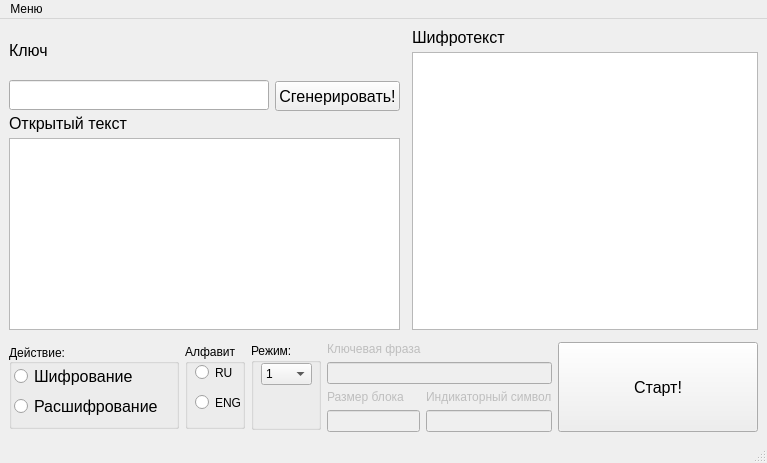
Qt form UI/mainwindow.ui (niksankin/Alberti) before a commit.
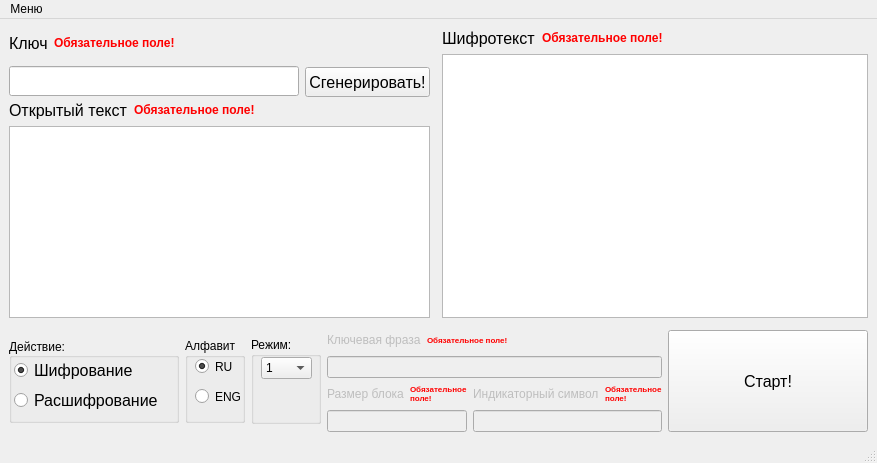
The same form after that commit.

What changed in the file:
```diff
--- a/UI/mainwindow.ui
+++ b/UI/mainwindow.ui
@@ -6,7 +6,7 @@
    <rect>
     <x>0</x>
     <y>0</y>
-    <width>767</width>
+    <width>824</width>
     <height>463</height>
    </rect>
   </property>
@@ -31,9 +31,14 @@
         <item>
          <layout class="QVBoxLayout" name="keyLayout">
           <item>
+           <layout class="QHBoxLayout" name="horizontalLayout">
+            <property name="sizeConstraint">
+             <enum>QLayout::SetDefaultConstraint</enum>
+            </property>
+            <item>
            <widget class="QLabel" name="key_label">
             <property name="sizePolicy">
-             <sizepolicy hsizetype="Maximum" vsizetype="Preferred">
+               <sizepolicy hsizetype="Minimum" vsizetype="Preferred">
               <horstretch>0</horstretch>
               <verstretch>0</verstretch>
              </sizepolicy>
@@ -67,6 +72,83 @@
            </widget>
           </item>
           <item>
+             <widget class="QLabel" name="keyRequired">
+              <property name="enabled">
+               <bool>true</bool>
+              </property>
+              <property name="maximumSize">
+               <size>
+                <width>150</width>
+                <height>44</height>
+               </size>
+              </property>
+              <property name="palette">
+               <palette>
+                <active>
+                 <colorrole role="WindowText">
+                  <brush brushstyle="SolidPattern">
+                   <color alpha="255">
+                    <red>255</red>
+                    <green>0</green>
+                    <blue>0</blue>
+                   </color>
+                  </brush>
+                 </colorrole>
+                </active>
+                <inactive>
+                 <colorrole role="WindowText">
+                  <brush brushstyle="SolidPattern">
+                   <color alpha="255">
+                    <red>255</red>
+                    <green>0</green>
+                    <blue>0</blue>
+                   </color>
+                  </brush>
+                 </colorrole>
+                </inactive>
+                <disabled>
+                 <colorrole role="WindowText">
+                  <brush brushstyle="SolidPattern">
+                   <color alpha="255">
+                    <red>120</red>
+                    <green>120</green>
+                    <blue>120</blue>
+                   </color>
+                  </brush>
+                 </colorrole>
+                </disabled>
+               </palette>
+              </property>
+              <property name="font">
+               <font>
+                <weight>75</weight>
+                <bold>true</bold>
+               </font>
+              </property>
+              <property name="text">
+               <string>&lt;html&gt;&lt;head/&gt;&lt;body&gt;&lt;p&gt;Обязательное поле!&lt;/p&gt;&lt;/body&gt;&lt;/html&gt;</string>
+              </property>
+              <property name="alignment">
+               <set>Qt::AlignLeading|Qt::AlignLeft|Qt::AlignVCenter</set>
+              </property>
+             </widget>
+            </item>
+            <item>
+             <spacer name="horizontalSpacer">
+              <property name="orientation">
+               <enum>Qt::Horizontal</enum>
+              </property>
+              <property name="sizeHint" stdset="0">
+               <size>
+                <width>40</width>
+                <height>20</height>
+               </size>
+              </property>
+             </spacer>
+            </item>
+           </layout>
+          </item>
+          <item>
            <layout class="QHBoxLayout" name="keyEditLayout">
             <item>
              <widget class="QLineEdit" name="key_edit">
@@ -135,6 +217,8 @@
         <item>
          <layout class="QVBoxLayout" name="openTextLayout">
           <item>
+           <layout class="QHBoxLayout" name="horizontalLayout_6">
+            <item>
            <widget class="QLabel" name="openText_label">
             <property name="sizePolicy">
              <sizepolicy hsizetype="Maximum" vsizetype="Preferred">
@@ -165,6 +249,74 @@
            </widget>
           </item>
           <item>
+             <widget class="QLabel" name="openTextRequired">
+              <property name="enabled">
+               <bool>true</bool>
+              </property>
+              <property name="maximumSize">
+               <size>
+                <width>150</width>
+                <height>44</height>
+               </size>
+              </property>
+              <property name="palette">
+               <palette>
+                <active>
+                 <colorrole role="WindowText">
+                  <brush brushstyle="SolidPattern">
+                   <color alpha="255">
+                    <red>255</red>
+                    <green>0</green>
+                    <blue>0</blue>
+                   </color>
+                  </brush>
+                 </colorrole>
+                </active>
+                <inactive>
+                 <colorrole role="WindowText">
+                  <brush brushstyle="SolidPattern">
+                   <color alpha="255">
+                    <red>255</red>
+                    <green>0</green>
+                    <blue>0</blue>
+                   </color>
+                  </brush>
+                 </colorrole>
+                </inactive>
+                <disabled>
+                 <colorrole role="WindowText">
+                  <brush brushstyle="SolidPattern">
+                   <color alpha="255">
+                    <red>120</red>
+                    <green>120</green>
+                    <blue>120</blue>
+                   </color>
+                  </brush>
+                 </colorrole>
+                </disabled>
+               </palette>
+              </property>
+              <property name="text">
+               <string>&lt;html&gt;&lt;head/&gt;&lt;body&gt;&lt;p&gt;&lt;span style=&quot; font-weight:600;&quot;&gt;Обязательное поле!&lt;/span&gt;&lt;/p&gt;&lt;/body&gt;&lt;/html&gt;</string>
+              </property>
+             </widget>
+            </item>
+            <item>
+             <spacer name="horizontalSpacer_2">
+              <property name="orientation">
+               <enum>Qt::Horizontal</enum>
+              </property>
+              <property name="sizeHint" stdset="0">
+               <size>
+                <width>40</width>
+                <height>20</height>
+               </size>
+              </property>
+             </spacer>
+            </item>
+           </layout>
+          </item>
+          <item>
            <widget class="QPlainTextEdit" name="openText_edit">
             <property name="sizePolicy">
              <sizepolicy hsizetype="Expanding" vsizetype="Minimum">
@@ -189,6 +341,8 @@
       <item>
        <layout class="QVBoxLayout" name="rightBlockLayout">
         <item>
+         <layout class="QHBoxLayout" name="horizontalLayout_7">
+          <item>
          <widget class="QLabel" name="cipherText_label">
           <property name="sizePolicy">
            <sizepolicy hsizetype="Maximum" vsizetype="Preferred">
@@ -225,6 +379,74 @@
          </widget>
         </item>
         <item>
+           <widget class="QLabel" name="cipherTextRequired">
+            <property name="enabled">
+             <bool>true</bool>
+            </property>
+            <property name="maximumSize">
+             <size>
+              <width>150</width>
+              <height>44</height>
+             </size>
+            </property>
+            <property name="palette">
+             <palette>
+              <active>
+               <colorrole role="WindowText">
+                <brush brushstyle="SolidPattern">
+                 <color alpha="255">
+                  <red>255</red>
+                  <green>0</green>
+                  <blue>0</blue>
+                 </color>
+                </brush>
+               </colorrole>
+              </active>
+              <inactive>
+               <colorrole role="WindowText">
+                <brush brushstyle="SolidPattern">
+                 <color alpha="255">
+                  <red>255</red>
+                  <green>0</green>
+                  <blue>0</blue>
+                 </color>
+                </brush>
+               </colorrole>
+              </inactive>
+              <disabled>
+               <colorrole role="WindowText">
+                <brush brushstyle="SolidPattern">
+                 <color alpha="255">
+                  <red>120</red>
+                  <green>120</green>
+                  <blue>120</blue>
+                 </color>
+                </brush>
+               </colorrole>
+              </disabled>
+             </palette>
+            </property>
+            <property name="text">
+             <string>&lt;html&gt;&lt;head/&gt;&lt;body&gt;&lt;p&gt;&lt;span style=&quot; font-weight:600;&quot;&gt;Обязательное поле!&lt;/span&gt;&lt;/p&gt;&lt;/body&gt;&lt;/html&gt;</string>
+            </property>
+           </widget>
+          </item>
+          <item>
+           <spacer name="horizontalSpacer_3">
+            <property name="orientation">
+             <enum>Qt::Horizontal</enum>
+            </property>
+            <property name="sizeHint" stdset="0">
+             <size>
+              <width>40</width>
+              <height>20</height>
+             </size>
+            </property>
+           </spacer>
+          </item>
+         </layout>
+        </item>
+        <item>
          <widget class="QPlainTextEdit" name="cipherText_edit">
           <property name="cursor" stdset="0">
            <cursorShape>IBeamCursor</cursorShape>
@@ -294,6 +516,9 @@
               <property name="text">
                <string>Шифрование</string>
               </property>
+              <property name="checked">
+               <bool>true</bool>
+              </property>
              </widget>
             </item>
             <item>
@@ -347,6 +572,9 @@
            <property name="text">
             <string>RU</string>
            </property>
+           <property name="checked">
+            <bool>true</bool>
+           </property>
           </widget>
           <widget class="QRadioButton" name="radioButton_6">
            <property name="geometry">
@@ -437,6 +665,8 @@
           <item row="1" column="0">
            <layout class="QVBoxLayout" name="blockSizeLayout">
             <item>
+             <layout class="QHBoxLayout" name="horizontalLayout_9">
+              <item>
              <widget class="QLabel" name="blockSize_label">
               <property name="enabled">
                <bool>false</bool>
@@ -447,6 +677,74 @@
              </widget>
             </item>
             <item>
+               <widget class="QLabel" name="blockSizeRequired">
+                <property name="maximumSize">
+                 <size>
+                  <width>150</width>
+                  <height>44</height>
+                 </size>
+                </property>
+                <property name="palette">
+                 <palette>
+                  <active>
+                   <colorrole role="WindowText">
+                    <brush brushstyle="SolidPattern">
+                     <color alpha="255">
+                      <red>255</red>
+                      <green>0</green>
+                      <blue>0</blue>
+                     </color>
+                    </brush>
+                   </colorrole>
+                  </active>
+                  <inactive>
+                   <colorrole role="WindowText">
+                    <brush brushstyle="SolidPattern">
+                     <color alpha="255">
+                      <red>255</red>
+                      <green>0</green>
+                      <blue>0</blue>
+                     </color>
+                    </brush>
+                   </colorrole>
+                  </inactive>
+                  <disabled>
+                   <colorrole role="WindowText">
+                    <brush brushstyle="SolidPattern">
+                     <color alpha="255">
+                      <red>120</red>
+                      <green>120</green>
+                      <blue>120</blue>
+                     </color>
+                    </brush>
+                   </colorrole>
+                  </disabled>
+                 </palette>
+                </property>
+                <property name="text">
+                 <string>&lt;html&gt;&lt;head/&gt;&lt;body&gt;&lt;p&gt;&lt;span style=&quot; font-size:6pt; font-weight:600;&quot;&gt;Обязательное поле!&lt;/span&gt;&lt;/p&gt;&lt;/body&gt;&lt;/html&gt;</string>
+                </property>
+                <property name="wordWrap">
+                 <bool>true</bool>
+                </property>
+               </widget>
+              </item>
+              <item>
+               <spacer name="horizontalSpacer_5">
+                <property name="orientation">
+                 <enum>Qt::Horizontal</enum>
+                </property>
+                <property name="sizeHint" stdset="0">
+                 <size>
+                  <width>40</width>
+                  <height>20</height>
+                 </size>
+                </property>
+               </spacer>
+              </item>
+             </layout>
+            </item>
+            <item>
              <widget class="QLineEdit" name="blockSize_edit">
               <property name="enabled">
                <bool>false</bool>
@@ -455,30 +753,11 @@
             </item>
            </layout>
           </item>
-          <item row="1" column="1">
-           <layout class="QVBoxLayout" name="verticalLayout_2">
-            <item>
-             <widget class="QLabel" name="chosenLetter_label">
-              <property name="enabled">
-               <bool>false</bool>
-              </property>
-              <property name="text">
-               <string>Индикаторный символ</string>
-              </property>
-             </widget>
-            </item>
-            <item>
-             <widget class="QLineEdit" name="chosenLetter_edit">
-              <property name="enabled">
-               <bool>false</bool>
-              </property>
-             </widget>
-            </item>
-           </layout>
-          </item>
           <item row="0" column="0" colspan="2">
            <layout class="QVBoxLayout" name="keyPhraseLayout">
             <item>
+             <layout class="QHBoxLayout" name="horizontalLayout_8">
+              <item>
              <widget class="QLabel" name="keyPhrase_label">
               <property name="enabled">
                <bool>false</bool>
@@ -489,6 +768,74 @@
              </widget>
             </item>
             <item>
+               <widget class="QLabel" name="keyPhraseRequired">
+                <property name="maximumSize">
+                 <size>
+                  <width>150</width>
+                  <height>44</height>
+                 </size>
+                </property>
+                <property name="palette">
+                 <palette>
+                  <active>
+                   <colorrole role="WindowText">
+                    <brush brushstyle="SolidPattern">
+                     <color alpha="255">
+                      <red>255</red>
+                      <green>0</green>
+                      <blue>0</blue>
+                     </color>
+                    </brush>
+                   </colorrole>
+                  </active>
+                  <inactive>
+                   <colorrole role="WindowText">
+                    <brush brushstyle="SolidPattern">
+                     <color alpha="255">
+                      <red>255</red>
+                      <green>0</green>
+                      <blue>0</blue>
+                     </color>
+                    </brush>
+                   </colorrole>
+                  </inactive>
+                  <disabled>
+                   <colorrole role="WindowText">
+                    <brush brushstyle="SolidPattern">
+                     <color alpha="255">
+                      <red>120</red>
+                      <green>120</green>
+                      <blue>120</blue>
+                     </color>
+                    </brush>
+                   </colorrole>
+                  </disabled>
+                 </palette>
+                </property>
+                <property name="text">
+                 <string>&lt;html&gt;&lt;head/&gt;&lt;body&gt;&lt;p&gt;&lt;span style=&quot; font-size:6pt; font-weight:600;&quot;&gt;Обязательное поле!&lt;/span&gt;&lt;/p&gt;&lt;/body&gt;&lt;/html&gt;</string>
+                </property>
+                <property name="wordWrap">
+                 <bool>true</bool>
+                </property>
+               </widget>
+              </item>
+              <item>
+               <spacer name="horizontalSpacer_4">
+                <property name="orientation">
+                 <enum>Qt::Horizontal</enum>
+                </property>
+                <property name="sizeHint" stdset="0">
+                 <size>
+                  <width>40</width>
+                  <height>20</height>
+                 </size>
+                </property>
+               </spacer>
+              </item>
+             </layout>
+            </item>
+            <item>
              <widget class="QLineEdit" name="keyPhrase_edit">
               <property name="enabled">
                <bool>false</bool>
@@ -497,6 +844,109 @@
             </item>
            </layout>
           </item>
+          <item row="1" column="1">
+           <layout class="QVBoxLayout" name="verticalLayout_2">
+            <item>
+             <layout class="QHBoxLayout" name="horizontalLayout_10">
+              <item>
+               <widget class="QLabel" name="chosenLetter_label">
+                <property name="enabled">
+                 <bool>false</bool>
+                </property>
+                <property name="text">
+                 <string>Индикаторный символ</string>
+                </property>
+               </widget>
+              </item>
+              <item>
+               <widget class="QLabel" name="chosenLetterRequired">
+                <property name="maximumSize">
+                 <size>
+                  <width>150</width>
+                  <height>44</height>
+                 </size>
+                </property>
+                <property name="palette">
+                 <palette>
+                  <active>
+                   <colorrole role="WindowText">
+                    <brush brushstyle="SolidPattern">
+                     <color alpha="255">
+                      <red>255</red>
+                      <green>0</green>
+                      <blue>0</blue>
+                     </color>
+                    </brush>
+                   </colorrole>
+                  </active>
+                  <inactive>
+                   <colorrole role="WindowText">
+                    <brush brushstyle="SolidPattern">
+                     <color alpha="255">
+                      <red>255</red>
+                      <green>0</green>
+                      <blue>0</blue>
+                     </color>
+                    </brush>
+                   </colorrole>
+                  </inactive>
+                  <disabled>
+                   <colorrole role="WindowText">
+                    <brush brushstyle="SolidPattern">
+                     <color alpha="255">
+                      <red>120</red>
+                      <green>120</green>
+                      <blue>120</blue>
+                     </color>
+                    </brush>
+                   </colorrole>
+                  </disabled>
+                 </palette>
+                </property>
+                <property name="autoFillBackground">
+                 <bool>false</bool>
+                </property>
+                <property name="inputMethodHints">
+                 <set>Qt::ImhNone</set>
+                </property>
+                <property name="text">
+                 <string>&lt;html&gt;&lt;head/&gt;&lt;body&gt;&lt;p&gt;&lt;span style=&quot; font-size:6pt; font-weight:600;&quot;&gt;Обязательное поле!&lt;/span&gt;&lt;/p&gt;&lt;/body&gt;&lt;/html&gt;</string>
+                </property>
+                <property name="scaledContents">
+                 <bool>false</bool>
+                </property>
+                <property name="wordWrap">
+                 <bool>true</bool>
+                </property>
+               </widget>
+              </item>
+              <item>
+               <spacer name="horizontalSpacer_6">
+                <property name="orientation">
+                 <enum>Qt::Horizontal</enum>
+                </property>
+                <property name="sizeHint" stdset="0">
+                 <size>
+                  <width>40</width>
+                  <height>20</height>
+                 </size>
+                </property>
+               </spacer>
+              </item>
+             </layout>
+            </item>
+            <item>
+             <widget class="QLineEdit" name="chosenLetter_edit">
+              <property name="enabled">
+               <bool>false</bool>
+              </property>
+              <property name="inputMethodHints">
+               <set>Qt::ImhNone</set>
+              </property>
+             </widget>
+            </item>
+           </layout>
+          </item>
          </layout>
         </item>
        </layout>
@@ -537,7 +987,7 @@
     <rect>
      <x>0</x>
      <y>0</y>
-     <width>767</width>
+     <width>824</width>
      <height>21</height>
     </rect>
    </property>
```
Left out of the diff: 3 changed lines with no effect on the pictures. Lines whose indentation alone changed are shown as unchanged.
